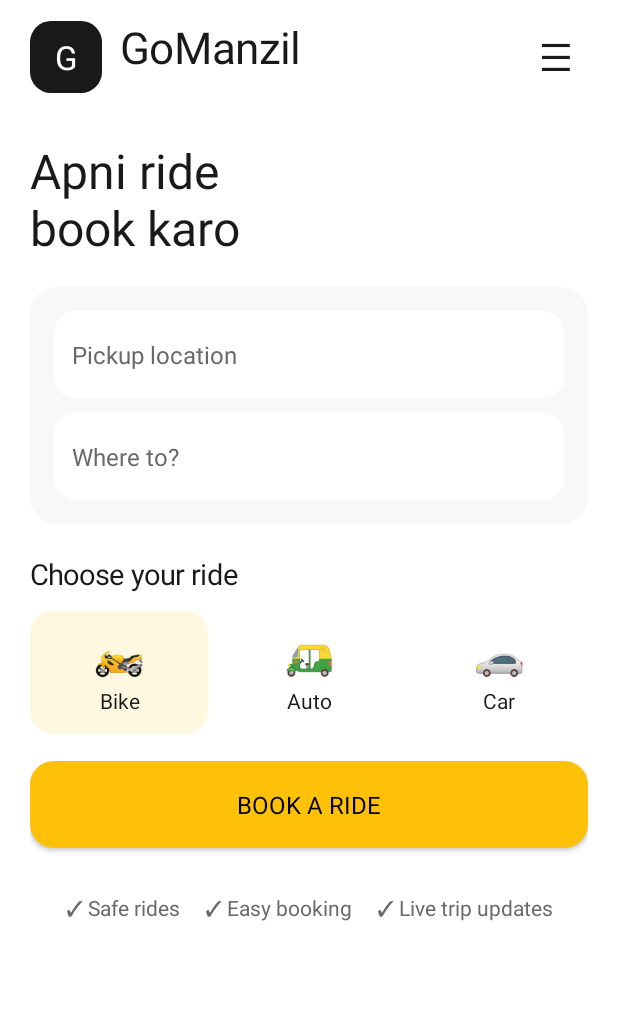
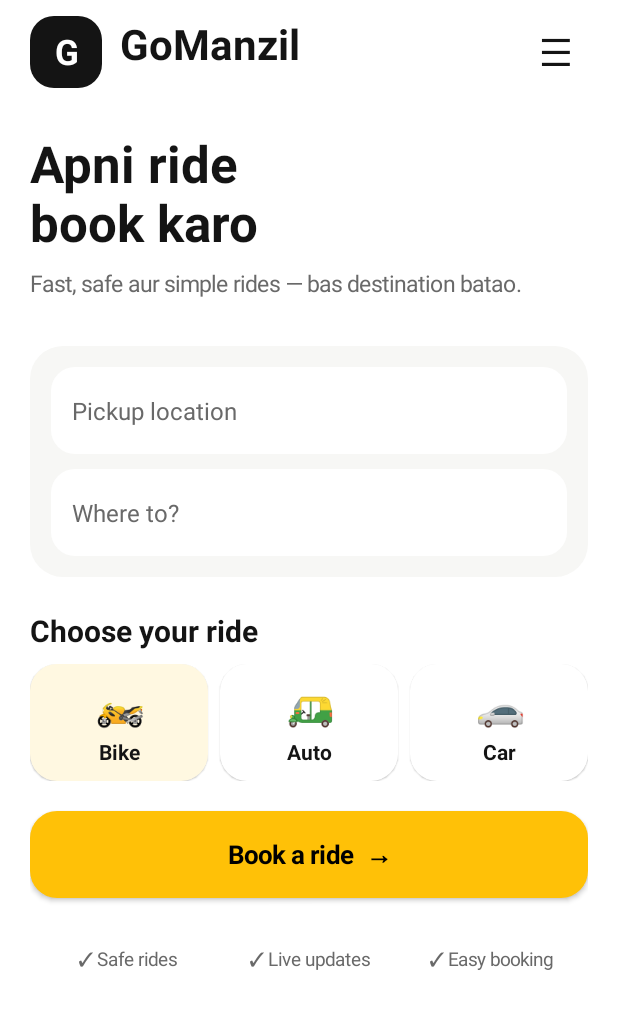
Before and after one commit to gomaziLapp/GoManzil, an Android app: the screen it shows after launch (MainActivity), on a phone screen of 412 x 824 dp. Shown: the top 1009 px of the screen. Run offline under Robolectric (Android 15) with nearby library versions, the light colour scheme and no system bars.

Commit message:
Polish GoManzil rider home screen UI

```diff
--- a/app/src/main/java/com/gomanzil/app/MainActivity.kt
+++ b/app/src/main/java/com/gomanzil/app/MainActivity.kt
@@ -1,7 +1,7 @@
 package com.gomanzil.app
 
 import android.graphics.Color
-import android.graphics.drawable.GradientDrawable
+import android.graphics.Typeface
 import android.os.Bundle
 import android.view.Gravity
 import android.view.View
@@ -9,14 +9,24 @@ import android.widget.*
 import androidx.appcompat.app.AppCompatActivity
 
 class MainActivity : AppCompatActivity() {
-    private val dark = Color.rgb(25, 25, 25)
+    private val dark = Color.rgb(20, 20, 20)
     private val muted = Color.rgb(105, 105, 105)
+    private val soft = Color.rgb(247, 247, 245)
     private val accent = Color.rgb(255, 193, 7)
 
-    private fun rounded(color: Int, radius: Float = 24f): GradientDrawable =
-        GradientDrawable().apply { setColor(color); cornerRadius = radius }
+    private fun dp(v: Int) = (v * resources.displayMetrics.density).toInt()
 
-    private fun dp(v: Int): Int = (v * resources.displayMetrics.density).toInt()
+    private fun card(background: Int, radius: Float = 22f) = android.graphics.drawable.GradientDrawable().apply {
+        setColor(background)
+        cornerRadius = dp(radius.toInt()).toFloat()
+    }
+
+    private fun text(value: String, size: Float, color: Int = dark, bold: Boolean = false) = TextView(this).apply {
+        text = value
+        textSize = size
+        setTextColor(color)
+        typeface = if (bold) Typeface.create("sans", Typeface.BOLD) else Typeface.create("sans", Typeface.NORMAL)
+    }
 
     override fun onCreate(savedInstanceState: Bundle?) {
         super.onCreate(savedInstanceState)
@@ -27,98 +37,80 @@ class MainActivity : AppCompatActivity() {
         val scroll = ScrollView(this).apply { setBackgroundColor(Color.WHITE) }
         val root = LinearLayout(this).apply {
             orientation = LinearLayout.VERTICAL
-            setPadding(dp(20), dp(12), dp(20), dp(28))
+            setPadding(dp(20), dp(10), dp(20), dp(30))
         }
         scroll.addView(root)
 
-        val header = LinearLayout(this).apply {
-            orientation = LinearLayout.HORIZONTAL
-            gravity = Gravity.CENTER_VERTICAL
-        }
-        val mark = TextView(this).apply {
+        // Brand header
+        val header = LinearLayout(this).apply { orientation = LinearLayout.HORIZONTAL; gravity = Gravity.CENTER_VERTICAL }
+        val logo = TextView(this).apply {
             text = "G"
-            textSize = 22f
+            textSize = 23f
             gravity = Gravity.CENTER
             setTextColor(Color.WHITE)
-            background = rounded(dark, dp(14).toFloat())
+            typeface = Typeface.DEFAULT_BOLD
+            background = card(dark, 16f)
         }
-        header.addView(mark, LinearLayout.LayoutParams(dp(48), dp(48)))
-        val brand = TextView(this).apply {
-            text = "GoManzil"
-            textSize = 29f
-            setTextColor(dark)
-            setPadding(dp(12), 0, 0, 0)
-        }
-        header.addView(brand, LinearLayout.LayoutParams(0, dp(52), 1f))
-        val menu = TextView(this).apply { text = "☰"; textSize = 25f; setTextColor(dark); gravity = Gravity.CENTER }
+        header.addView(logo, LinearLayout.LayoutParams(dp(48), dp(48)))
+        val brand = text("GoManzil", 28f, dark, true).apply { setPadding(dp(12), 0, 0, 0) }
+        header.addView(brand, LinearLayout.LayoutParams(0, dp(50), 1f))
+        val menu = text("☰", 25f, dark).apply { gravity = Gravity.CENTER }
         header.addView(menu, LinearLayout.LayoutParams(dp(44), dp(48)))
         root.addView(header)
 
-        val welcome = TextView(this).apply {
-            text = "Apni ride\nbook karo"
-            textSize = 32f
+        val welcome = text("Apni ride\nbook karo", 34f, dark, true).apply { setPadding(0, dp(26), 0, dp(8)) }
+        root.addView(welcome)
+        root.addView(text("Fast, safe aur simple rides — bas destination batao.", 15f, muted), LinearLayout.LayoutParams(-1, dp(34)))
+
+        // Booking panel
+        val booking = LinearLayout(this).apply {
+            orientation = LinearLayout.VERTICAL
+            setPadding(dp(14), dp(14), dp(14), dp(14))
+            background = card(soft, 22f)
+        }
+        fun field(hint: String, marker: String): EditText = EditText(this).apply {
+            this.hint = hint
+            textSize = 16f
             setTextColor(dark)
-            setPadding(0, dp(28), 0, dp(18))
+            setHintTextColor(muted)
+            setSingleLine(true)
+            setPadding(dp(14), 0, dp(10), 0)
+            background = card(Color.WHITE, 16f)
+            compoundDrawablePadding = dp(8)
+            contentDescription = hint
         }
-        root.addView(welcome)
+        val pickup = field("Pickup location", "●")
+        val drop = field("Where to?", "●")
+        booking.addView(pickup, LinearLayout.LayoutParams(-1, dp(58)).apply { bottomMargin = dp(10) })
+        booking.addView(drop, LinearLayout.LayoutParams(-1, dp(58)))
+        root.addView(booking, LinearLayout.LayoutParams(-1, -2).apply { topMargin = dp(18); bottomMargin = dp(22) })
 
-        val bookingCard = LinearLayout(this).apply {
-            orientation = LinearLayout.VERTICAL
-            setPadding(dp(16), dp(16), dp(16), dp(16))
-            background = rounded(Color.rgb(248, 248, 248), dp(18).toFloat())
-        }
-
-        fun locationField(hintText: String, icon: String): EditText {
-            return EditText(this).apply {
-                hint = hintText
-                textSize = 16f
-                setTextColor(dark)
-                setHintTextColor(muted)
-                setSingleLine(true)
-                setPadding(dp(12), 0, dp(12), 0)
-                background = rounded(Color.WHITE, dp(14).toFloat())
-                compoundDrawablePadding = dp(8)
-                contentDescription = hintText
-            }
-        }
-
-        val pickup = locationField("Pickup location", "●")
-        val drop = locationField("Where to?", "●")
-        bookingCard.addView(pickup, LinearLayout.LayoutParams(-1, dp(58)).apply { bottomMargin = dp(10) })
-        bookingCard.addView(drop, LinearLayout.LayoutParams(-1, dp(58)))
-        root.addView(bookingCard, LinearLayout.LayoutParams(-1, -2).apply { bottomMargin = dp(18) })
-
-        val vehicleTitle = TextView(this).apply {
-            text = "Choose your ride"
-            textSize = 19f
-            setTextColor(dark)
-            setPadding(0, dp(2), 0, dp(12))
-        }
-        root.addView(vehicleTitle)
+        root.addView(text("Choose your ride", 20f, dark, true), LinearLayout.LayoutParams(-1, dp(36)))
 
         val vehicles = LinearLayout(this).apply { orientation = LinearLayout.HORIZONTAL }
-        val choices = listOf("🏍", "🛺", "🚗") to listOf("Bike", "Auto", "Car")
-        choices.second.forEachIndexed { i, name ->
-            val card = LinearLayout(this).apply {
+        val names = listOf("Bike", "Auto", "Car")
+        val icons = listOf("🏍️", "🛺", "🚗")
+        names.forEachIndexed { i, name ->
+            val v = LinearLayout(this).apply {
                 orientation = LinearLayout.VERTICAL
                 gravity = Gravity.CENTER
-                setPadding(dp(6), dp(10), dp(6), dp(10))
-                background = rounded(if (i == 0) Color.rgb(255, 248, 225) else Color.WHITE, dp(15).toFloat())
+                setPadding(dp(4), dp(8), dp(4), dp(7))
+                background = card(if (i == 0) Color.rgb(255, 248, 225) else Color.WHITE, 18f)
+                elevation = dp(1).toFloat()
             }
-            val icon = TextView(this).apply { text = choices.first[i]; textSize = 28f; gravity = Gravity.CENTER }
-            val label = TextView(this).apply { text = name; textSize = 14f; setTextColor(dark); gravity = Gravity.CENTER }
-            card.addView(icon, LinearLayout.LayoutParams(-1, dp(38)))
-            card.addView(label, LinearLayout.LayoutParams(-1, dp(28)))
-            vehicles.addView(card, LinearLayout.LayoutParams(0, dp(82), 1f).apply { marginEnd = if (i < 2) dp(8) else 0 })
+            v.addView(text(icons[i], 27f).apply { gravity = Gravity.CENTER }, LinearLayout.LayoutParams(-1, dp(38)))
+            v.addView(text(name, 14f, dark, true).apply { gravity = Gravity.CENTER }, LinearLayout.LayoutParams(-1, dp(27)))
+            vehicles.addView(v, LinearLayout.LayoutParams(0, dp(78), 1f).apply { marginEnd = if (i < 2) dp(8) else 0 })
         }
         root.addView(vehicles)
 
         val book = Button(this).apply {
-            text = "BOOK A RIDE"
-            textSize = 16f
+            text = "Book a ride  →"
+            textSize = 17f
             setTextColor(Color.BLACK)
+            typeface = Typeface.DEFAULT_BOLD
             isAllCaps = false
-            background = rounded(accent, dp(16).toFloat())
+            background = card(accent, 18f)
             elevation = dp(2).toFloat()
             setOnClickListener {
                 if (pickup.text.isNullOrBlank() || drop.text.isNullOrBlank()) {
@@ -128,16 +120,17 @@ class MainActivity : AppCompatActivity() {
                 }
             }
         }
-        root.addView(book, LinearLayout.LayoutParams(-1, dp(58)).apply { topMargin = dp(18) })
+        root.addView(book, LinearLayout.LayoutParams(-1, dp(58)).apply { topMargin = dp(20); bottomMargin = dp(18) })
 
-        val safety = TextView(this).apply {
-            text = "\n✓ Safe rides     ✓ Easy booking     ✓ Live trip updates"
-            textSize = 14f
-            setTextColor(muted)
+        val features = LinearLayout(this).apply {
+            orientation = LinearLayout.HORIZONTAL
             gravity = Gravity.CENTER
-            setPadding(0, dp(12), 0, 0)
+            setPadding(dp(4), dp(8), dp(4), 0)
         }
-        root.addView(safety)
+        listOf("✓ Safe rides", "✓ Live updates", "✓ Easy booking").forEachIndexed { i, item ->
+            features.addView(text(item, 12.5f, muted).apply { gravity = Gravity.CENTER }, LinearLayout.LayoutParams(0, dp(30), 1f))
+        }
+        root.addView(features)
 
         setContentView(scroll)
     }
```
